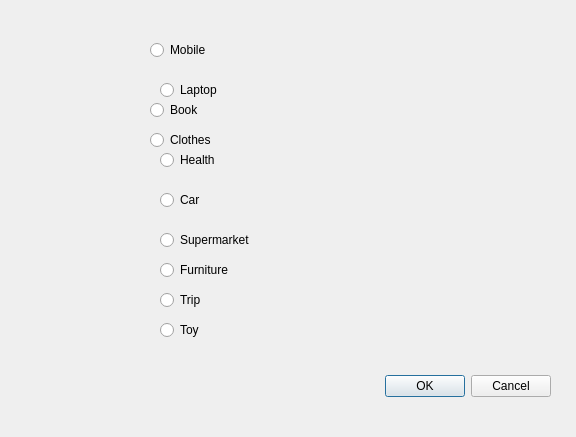
Before: the Qt Designer form Stor/addgood.ui in AP-projects-4001/IUT-s-crackpots, drawn with Qt 5.
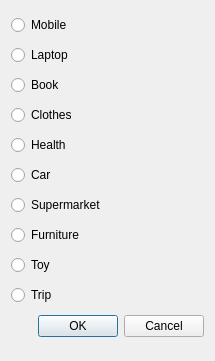
After: the same form once the commit is applied.

```diff
--- a/Stor/addgood.ui
+++ b/Stor/addgood.ui
@@ -6,22 +6,16 @@
    <rect>
     <x>0</x>
     <y>0</y>
-    <width>576</width>
-    <height>437</height>
+    <width>215</width>
+    <height>361</height>
    </rect>
   </property>
   <property name="windowTitle">
    <string>Dialog</string>
   </property>
+  <layout class="QGridLayout" name="gridLayout">
+   <item row="11" column="0">
   <widget class="QDialogButtonBox" name="buttonBox">
-   <property name="geometry">
-    <rect>
-     <x>210</x>
-     <y>370</y>
-     <width>341</width>
-     <height>32</height>
-    </rect>
-   </property>
    <property name="orientation">
     <enum>Qt::Horizontal</enum>
    </property>
@@ -29,136 +23,78 @@
     <set>QDialogButtonBox::Cancel|QDialogButtonBox::Ok</set>
    </property>
   </widget>
-  <widget class="QRadioButton" name="radioButton">
-   <property name="geometry">
-    <rect>
-     <x>150</x>
-     <y>40</y>
-     <width>99</width>
-     <height>20</height>
-    </rect>
-   </property>
+   </item>
+   <item row="2" column="0">
+    <widget class="QRadioButton" name="radioButton_10">
    <property name="text">
-    <string>Mobile</string>
-   </property>
-  </widget>
-  <widget class="QRadioButton" name="radioButton_2">
-   <property name="geometry">
-    <rect>
-     <x>160</x>
-     <y>80</y>
-     <width>99</width>
-     <height>20</height>
-    </rect>
-   </property>
-   <property name="text">
-    <string>Laptop</string>
-   </property>
-  </widget>
-  <widget class="QRadioButton" name="radioButton_3">
-   <property name="geometry">
-    <rect>
-     <x>150</x>
-     <y>130</y>
-     <width>99</width>
-     <height>20</height>
-    </rect>
-   </property>
-   <property name="text">
-    <string>Clothes</string>
-   </property>
-  </widget>
+      <string>Book</string>
+     </property>
+    </widget>
+   </item>
+   <item row="4" column="0">
   <widget class="QRadioButton" name="radioButton_4">
-   <property name="geometry">
-    <rect>
-     <x>160</x>
-     <y>150</y>
-     <width>99</width>
-     <height>20</height>
-    </rect>
-   </property>
    <property name="text">
     <string>Health</string>
    </property>
   </widget>
-  <widget class="QRadioButton" name="radioButton_5">
-   <property name="geometry">
-    <rect>
-     <x>160</x>
-     <y>190</y>
-     <width>99</width>
-     <height>20</height>
-    </rect>
-   </property>
+   </item>
+   <item row="1" column="0">
+    <widget class="QRadioButton" name="radioButton_2">
+     <property name="text">
+      <string>Laptop</string>
+     </property>
+    </widget>
+   </item>
+   <item row="0" column="0">
+    <widget class="QRadioButton" name="radioButton">
    <property name="text">
-    <string>Car</string>
-   </property>
-  </widget>
+      <string>Mobile</string>
+     </property>
+    </widget>
+   </item>
+   <item row="6" column="0">
   <widget class="QRadioButton" name="radioButton_6">
-   <property name="geometry">
-    <rect>
-     <x>160</x>
-     <y>230</y>
-     <width>99</width>
-     <height>20</height>
-    </rect>
-   </property>
    <property name="text">
     <string>Supermarket</string>
    </property>
   </widget>
-  <widget class="QRadioButton" name="radioButton_7">
-   <property name="geometry">
-    <rect>
-     <x>160</x>
-     <y>260</y>
-     <width>99</width>
-     <height>20</height>
-    </rect>
-   </property>
+   </item>
+   <item row="5" column="0">
+    <widget class="QRadioButton" name="radioButton_5">
    <property name="text">
-    <string>Furniture</string>
-   </property>
-  </widget>
+      <string>Car</string>
+     </property>
+    </widget>
+   </item>
+   <item row="9" column="0">
   <widget class="QRadioButton" name="radioButton_8">
-   <property name="geometry">
-    <rect>
-     <x>160</x>
-     <y>290</y>
-     <width>99</width>
-     <height>20</height>
-    </rect>
-   </property>
    <property name="text">
     <string>Trip</string>
    </property>
   </widget>
+   </item>
+   <item row="3" column="0">
+    <widget class="QRadioButton" name="radioButton_3">
+     <property name="text">
+      <string>Clothes</string>
+     </property>
+    </widget>
+   </item>
+   <item row="7" column="0">
+    <widget class="QRadioButton" name="radioButton_7">
+     <property name="text">
+      <string>Furniture</string>
+     </property>
+    </widget>
+   </item>
+   <item row="8" column="0">
   <widget class="QRadioButton" name="radioButton_9">
-   <property name="geometry">
-    <rect>
-     <x>160</x>
-     <y>320</y>
-     <width>99</width>
-     <height>20</height>
-    </rect>
-   </property>
    <property name="text">
     <string>Toy</string>
    </property>
   </widget>
-  <widget class="QRadioButton" name="radioButton_10">
-   <property name="geometry">
-    <rect>
-     <x>150</x>
-     <y>100</y>
-     <width>99</width>
-     <height>20</height>
-    </rect>
-   </property>
-   <property name="text">
-    <string>Book</string>
-   </property>
-  </widget>
+   </item>
+  </layout>
  </widget>
  <resources/>
  <connections>
```
Lines whose indentation alone changed are shown as unchanged.
